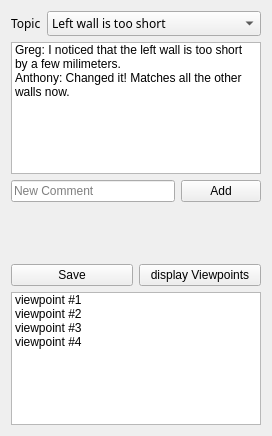
This is bcfplugin/gui/design/plugin.ui in podestplatz/BCF-Plugin-FreeCAD as Qt 5 draws it before an edit. The edited form follows.
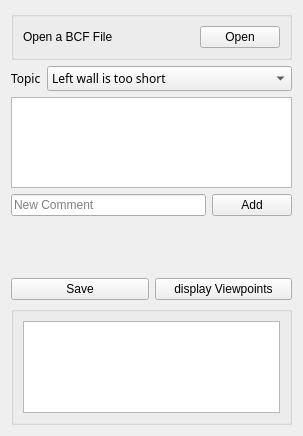
This is the edited form. Icons and pictures are not drawn.

```diff
--- a/bcfplugin/gui/design/plugin.ui
+++ b/bcfplugin/gui/design/plugin.ui
@@ -6,7 +6,7 @@
    <rect>
     <x>0</x>
     <y>0</y>
-    <width>272</width>
+    <width>303</width>
     <height>436</height>
    </rect>
   </property>
@@ -22,12 +22,53 @@
   <layout class="QVBoxLayout" name="verticalLayout">
    <item>
     <layout class="QVBoxLayout" name="mainLayout">
+     <item>
+      <widget class="QGroupBox" name="projectGroup">
+       <property name="enabled">
+        <bool>true</bool>
+       </property>
+       <property name="sizePolicy">
+        <sizepolicy hsizetype="Preferred" vsizetype="Minimum">
+         <horstretch>0</horstretch>
+         <verstretch>0</verstretch>
+        </sizepolicy>
+       </property>
+       <property name="alignment">
+        <set>Qt::AlignLeading|Qt::AlignLeft|Qt::AlignTop</set>
+       </property>
+       <layout class="QHBoxLayout" name="projectLayout">
+        <property name="spacing">
+         <number>1</number>
+        </property>
+        <item>
+         <widget class="QLabel" name="projectLabel">
+          <property name="sizePolicy">
+           <sizepolicy hsizetype="Expanding" vsizetype="Preferred">
+            <horstretch>0</horstretch>
+            <verstretch>0</verstretch>
+           </sizepolicy>
+          </property>
+          <property name="text">
+           <string>Open a BCF File</string>
+          </property>
+         </widget>
+        </item>
+        <item>
+         <widget class="QPushButton" name="projectButton">
+          <property name="text">
+           <string>Open</string>
+          </property>
+         </widget>
+        </item>
+       </layout>
+      </widget>
+     </item>
      <item>
       <layout class="QFormLayout" name="topicLayout">
        <property name="sizeConstraint">
         <enum>QLayout::SetMinimumSize</enum>
        </property>
-       <item row="0" column="0">
+       <item row="1" column="0">
         <widget class="QLabel" name="topicLbl">
          <property name="font">
           <font>
@@ -39,7 +80,7 @@
          </property>
         </widget>
        </item>
-       <item row="0" column="1">
+       <item row="1" column="1">
         <widget class="QComboBox" name="topicCBox">
          <property name="font">
           <font>
@@ -68,7 +109,7 @@
      <item>
       <layout class="QVBoxLayout" name="commentLayout">
        <item>
-        <widget class="QListWidget" name="commentList">
+        <widget class="QListView" name="commentList">
          <property name="sizePolicy">
           <sizepolicy hsizetype="Expanding" vsizetype="Expanding">
            <horstretch>0</horstretch>
@@ -90,16 +131,6 @@
          <property name="wordWrap">
           <bool>true</bool>
          </property>
-         <item>
-          <property name="text">
-           <string>Greg: I noticed that the left wall is too short by a few milimeters. </string>
-          </property>
-         </item>
-         <item>
-          <property name="text">
-           <string>Anthony: Changed it! Matches all the other walls now.</string>
-          </property>
-         </item>
         </widget>
        </item>
        <item>
@@ -230,32 +261,13 @@
        </item>
       </layout>
      </item>
-    </layout>
-   </item>
-   <item>
-    <layout class="QVBoxLayout" name="viewpointsLayout">
      <item>
-      <widget class="QListWidget" name="viewpointsList">
-       <item>
-        <property name="text">
-         <string>viewpoint #1</string>
-        </property>
-       </item>
-       <item>
-        <property name="text">
-         <string>viewpoint #2</string>
-        </property>
-       </item>
-       <item>
-        <property name="text">
-         <string>viewpoint #3</string>
-        </property>
-       </item>
-       <item>
-        <property name="text">
-         <string>viewpoint #4</string>
-        </property>
-       </item>
+      <widget class="QGroupBox" name="viewpointsGroup">
+       <layout class="QVBoxLayout" name="viewpointsLayout">
+        <item>
+         <widget class="QListView" name="viewpointsList"/>
+        </item>
+       </layout>
       </widget>
      </item>
     </layout>
```
Left out of the diff: 19 changed lines with no effect on the pictures.
